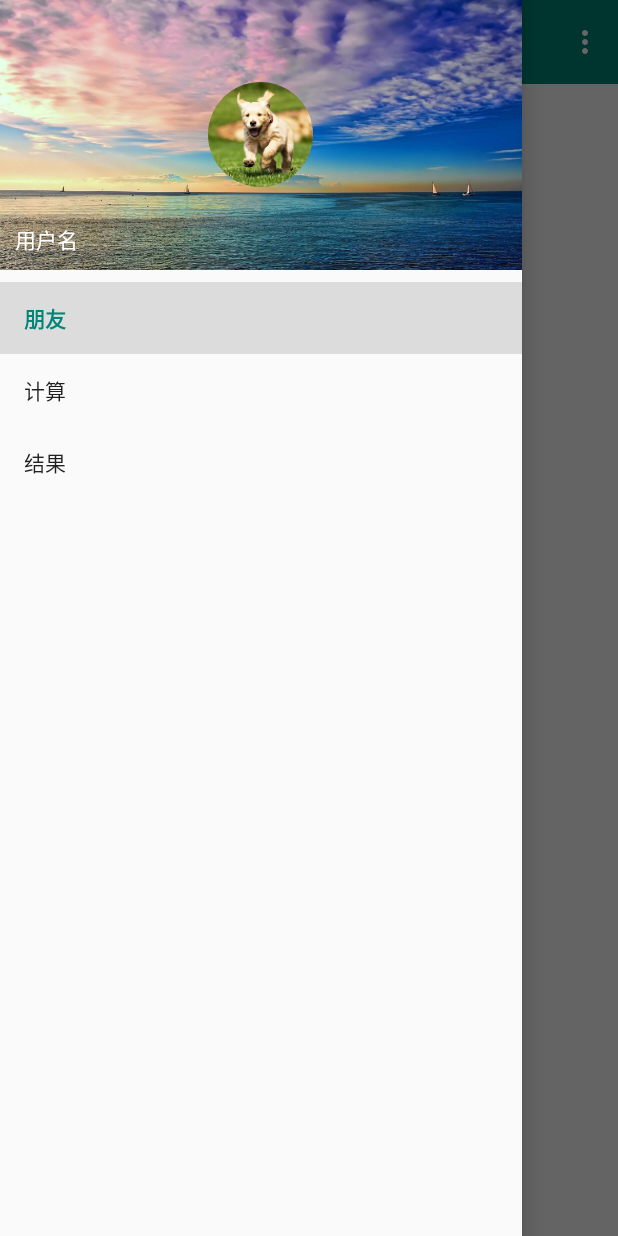
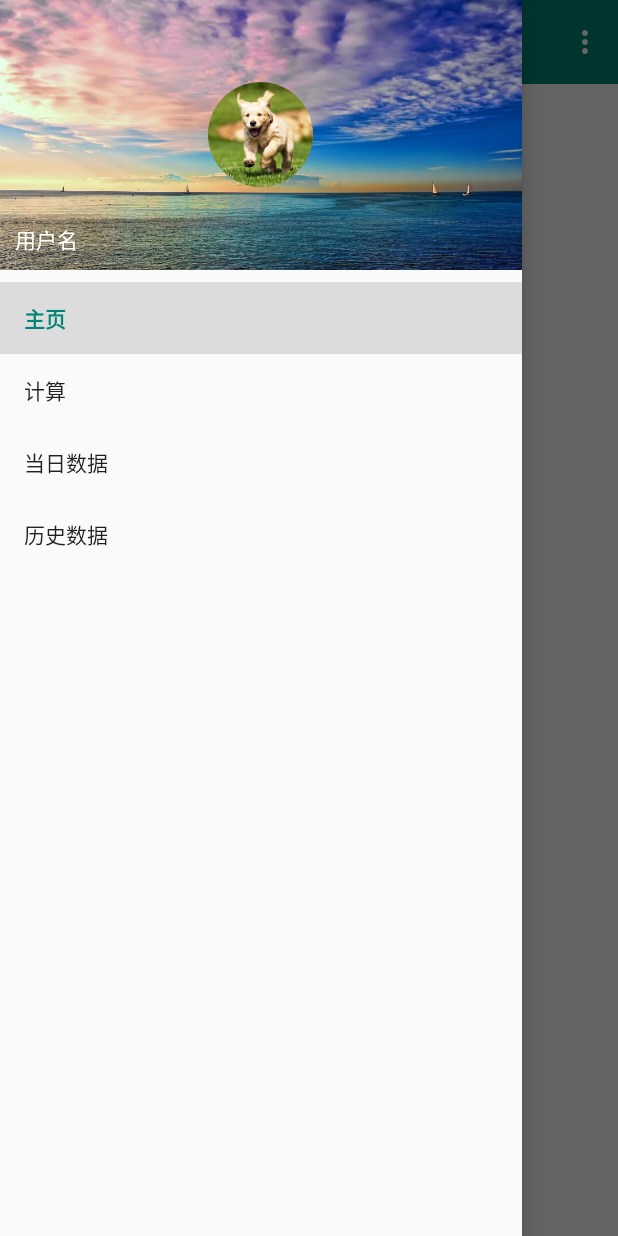
Before and after one commit to z1514/footMemory, an Android app: the screen it shows after launch (MainActivity), with the side drawer open, on a phone screen of 412 x 824 dp. Run offline under Robolectric (Android 15) with nearby library versions, the phone set to English and light mode, and no system bars; our stand-ins replace CircleImageView.

Commit message:
菜单导航功能实现

```diff
--- a/app/build.gradle
+++ b/app/build.gradle
@@ -28,4 +28,5 @@ dependencies {
     androidTestImplementation 'androidx.test.espresso:espresso-core:3.2.0'
     implementation 'com.android.support:design:28.0.0'
     implementation 'de.hdodenhof:circleimageview:3.0.1'
+    implementation 'androidx.recyclerview:recyclerview:1.1.0-beta04'
 }
--- a/app/src/main/java/com/example/footmemory/MainActivity.java
+++ b/app/src/main/java/com/example/footmemory/MainActivity.java
@@ -6,10 +6,14 @@ import androidx.appcompat.app.AppCompatActivity;
 import androidx.appcompat.widget.Toolbar;
 import androidx.core.view.GravityCompat;
 import androidx.drawerlayout.widget.DrawerLayout;
+import androidx.fragment.app.Fragment;
+import androidx.fragment.app.FragmentManager;
+import androidx.fragment.app.FragmentTransaction;
 
 import android.os.Bundle;
 import android.view.Menu;
 import android.view.MenuItem;
+import android.widget.FrameLayout;
 import android.widget.Toast;
 
 import com.google.android.material.navigation.NavigationView;
@@ -27,16 +31,37 @@ public class MainActivity extends AppCompatActivity {
         mDrawerLayout = (DrawerLayout)findViewById(R.id.drawer_layout);
         NavigationView navView = (NavigationView)findViewById(R.id.nav_view);
         ActionBar actionBar = getSupportActionBar();
+        replaceFragment(new MainContentFragment());
         if(actionBar!=null)
         {
             actionBar.setDisplayHomeAsUpEnabled(true);
             actionBar.setHomeAsUpIndicator(R.drawable.ic_menu);
         }
-        navView.setCheckedItem(R.id.nav_friends);
+        navView.setCheckedItem(R.id.nav_main);
         navView.setNavigationItemSelectedListener(new NavigationView.OnNavigationItemSelectedListener() {
             @Override
             public boolean onNavigationItemSelected(@NonNull MenuItem menuItem) {
-                mDrawerLayout.closeDrawers();
+                switch(menuItem.getItemId())
+                {
+                    case R.id.nav_main:
+                        replaceFragment(new MainContentFragment());
+                        mDrawerLayout.closeDrawers();
+                        break;
+                    case R.id.nav_cal:
+                        replaceFragment(new AddListFragment());
+                        mDrawerLayout.closeDrawers();
+                        break;
+                    case R.id.nav_data:
+                        replaceFragment(new TodayDataFragment());
+                        mDrawerLayout.closeDrawers();
+                        break;
+                    case R.id.nav_history_data:
+                        replaceFragment(new HistoryFragment());
+                        mDrawerLayout.closeDrawers();
+                        break;
+                        default:
+
+                }
                 return true;
             }
         });
@@ -62,4 +87,12 @@ public class MainActivity extends AppCompatActivity {
         }
         return true;
     }
+
+    private void replaceFragment(Fragment fragment)
+    {
+        FragmentManager fragmentManager = getSupportFragmentManager();
+        FragmentTransaction transaction = fragmentManager.beginTransaction();
+        transaction.replace(R.id.main_fragment,fragment);
+        transaction.commit();
+    }
 }
--- /dev/null
+++ b/app/src/main/java/com/example/footmemory/MainContentFragment.java
@@ -0,0 +1,21 @@
+package com.example.footmemory;
+
+import android.os.Bundle;
+import android.view.LayoutInflater;
+import android.view.View;
+import android.view.ViewGroup;
+
+import androidx.annotation.NonNull;
+import androidx.annotation.Nullable;
+import androidx.fragment.app.Fragment;
+
+import com.example.footmemory.R;
+
+public class MainContentFragment extends Fragment {
+    @Nullable
+    @Override
+    public View onCreateView(@NonNull LayoutInflater inflater, @Nullable ViewGroup container, @Nullable Bundle savedInstanceState) {
+        View view = inflater.inflate(R.layout.main_content_fragment,container,false);
+        return view;
+    }
+}
--- a/app/src/main/res/layout/activity_main.xml
+++ b/app/src/main/res/layout/activity_main.xml
@@ -6,7 +6,8 @@
     android:layout_width="match_parent"
     android:layout_height="match_parent">
 
-<FrameLayout
+<LinearLayout
+    android:orientation="vertical"
     android:layout_width="match_parent"
     android:layout_height="match_parent">
 
@@ -18,7 +19,12 @@
         android:theme="@style/ThemeOverlay.AppCompat.Dark.ActionBar"
         app:popupTheme="@style/ThemeOverlay.AppCompat.Light"></androidx.appcompat.widget.Toolbar>
 
-</FrameLayout>
+    <FrameLayout
+        android:layout_width="match_parent"
+        android:layout_height="match_parent"
+        android:id="@+id/main_fragment" />
+
+</LinearLayout>
 <com.google.android.material.navigation.NavigationView
     android:id="@+id/nav_view"
     android:layout_width="match_parent"
--- a/app/src/main/res/menu/nav_menu.xml
+++ b/app/src/main/res/menu/nav_menu.xml
@@ -2,14 +2,18 @@
 <menu xmlns:android="http://schemas.android.com/apk/res/android">
     <group android:checkableBehavior="single">
         <item
-            android:id="@+id/nav_friends"
-            android:title="朋友"/>
+            android:id="@+id/nav_main"
+            android:title="主页"/>
         <item
             android:id="@+id/nav_cal"
             android:title="计算"/>
         <item
-            android:id="@+id/nav_result"
-            android:title="结果"/>
+            android:id="@+id/nav_data"
+            android:title="当日数据"/>
+
+        <item
+            android:id="@+id/nav_history_data"
+            android:title="历史数据"/>
     </group>
 
 </menu>
```
Also changed, not shown: app/src/main/java/com/example/footmemory/AddListFragment.java (added, +19 -0 lines), app/src/main/java/com/example/footmemory/HistoryFragment.java (added, +19 -0 lines), app/src/main/java/com/example/footmemory/TodayDataFragment.java (added, +21 -0 lines), app/src/main/java/com/example/footmemory/util/TraceItem.java (added, +25 -0 lines), app/src/main/res/layout/add_list_fragment.xml (added, +12 -0 lines), app/src/main/res/layout/history_fragment.xml (added, +12 -0 lines), app/src/main/res/layout/main_content_fragment.xml (added, +12 -0 lines), app/src/main/res/layout/today_data_fragment.xml (added, +12 -0 lines).
